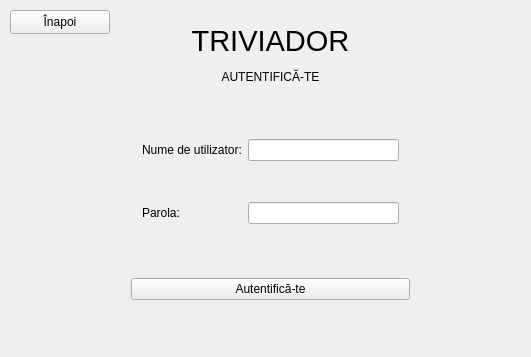
First picture: the form in Triviador/UI/forms/Register.ui, repository andonealexandru/Triviador, before the edit.
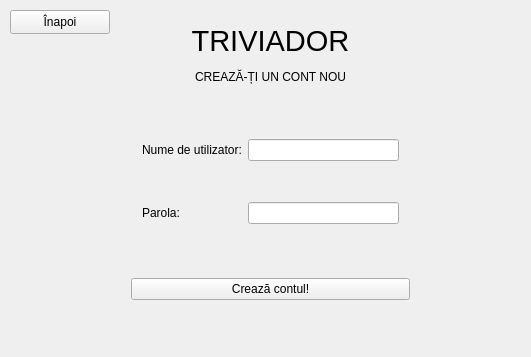
Second picture: the form after the edit.

Commit message: Created new options and redesigned tabs for Login.

```diff
--- a/Triviador/UI/forms/Register.ui
+++ b/Triviador/UI/forms/Register.ui
@@ -54,7 +54,7 @@
         </size>
        </property>
        <property name="text">
-        <string>AUTENTIFICĂ-TE</string>
+        <string>CREAZĂ-ȚI UN CONT NOU</string>
        </property>
        <property name="alignment">
         <set>Qt::AlignCenter</set>
@@ -96,7 +96,7 @@
      <item>
       <widget class="QPushButton" name="pushButton">
        <property name="text">
-        <string>Autentifică-te</string>
+        <string>Crează contul!</string>
        </property>
       </widget>
      </item>
```
The commit also changes 2 other files.
